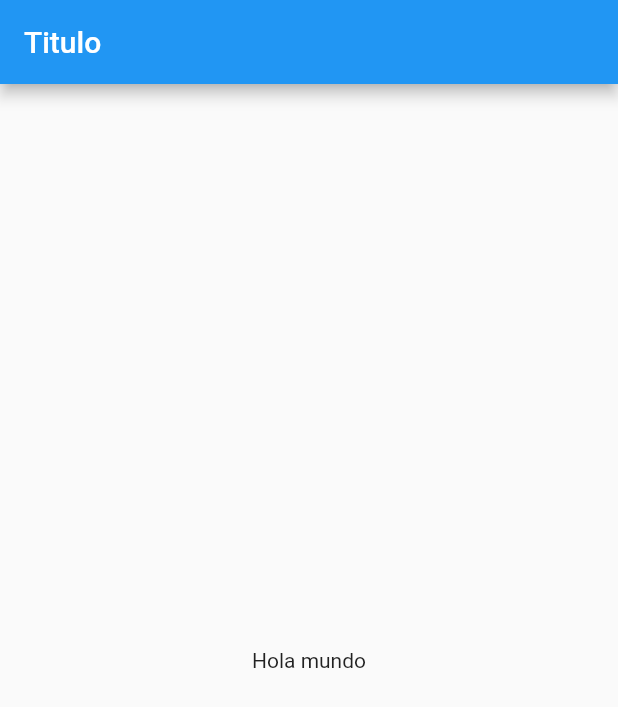
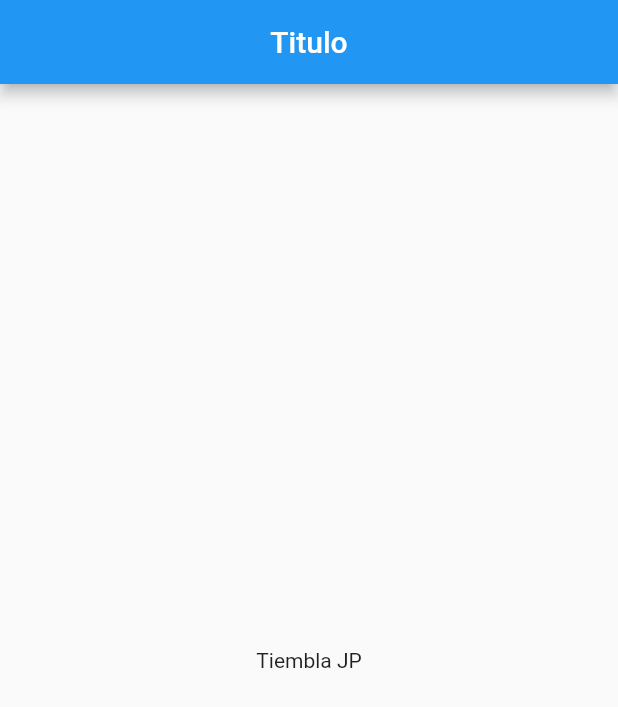
Before and after one commit to MartinPaGarcia/New-project, a Flutter app: the screen it shows after launch, on a phone screen of 412 x 824 dp. Shown: the top 707 px of the screen. Run offline on Flutter 3.47's test engine with Material 2 defaults, Android fonts, the phone set to English and light mode, and no system bars.

Commit message:
centered text

```diff
--- a/web_prueba/lib/src/Pages/home_page.dart
+++ b/web_prueba/lib/src/Pages/home_page.dart
@@ -9,10 +9,10 @@ class HomePage extends StatelessWidget {
       appBar: AppBar(
         // ignore: prefer_const_constructors
         title: Text("Titulo"),
-
+        centerTitle: true,
       ),
        body: const Center(
-         child: Text("Hola mundo"),
+          child: Text("Tiembla JP"),
          )
     );
   }
```
